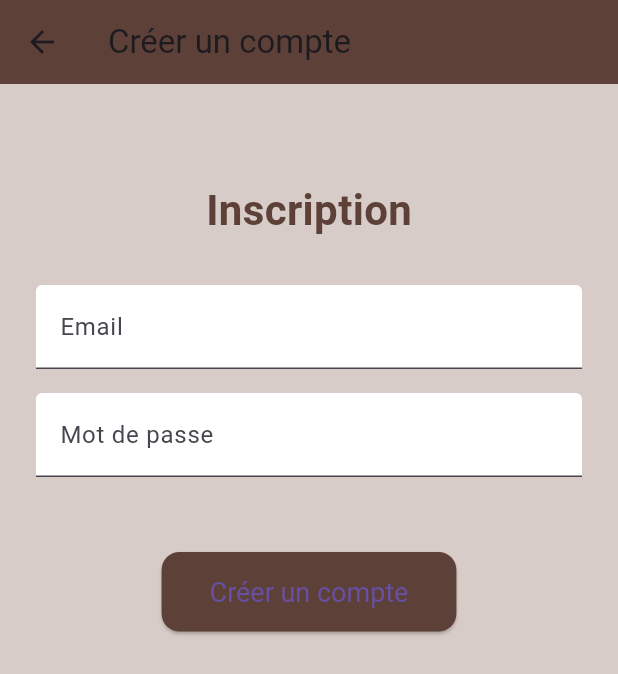
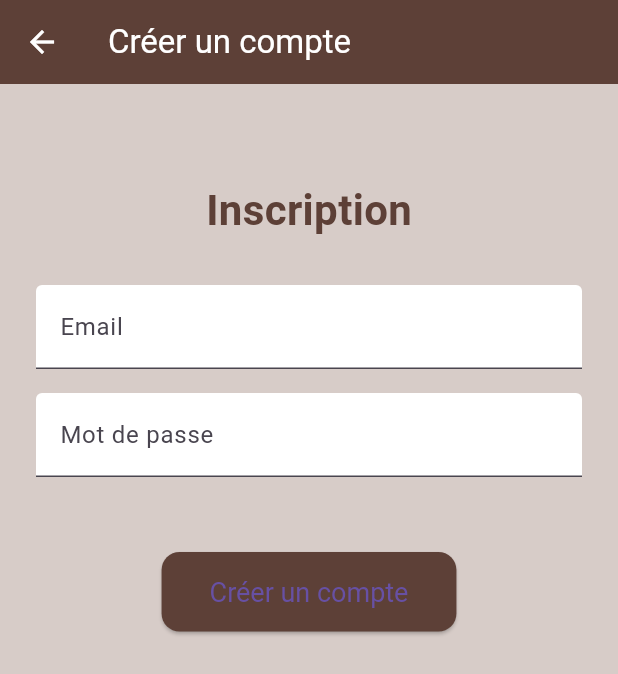
Before and after one commit to Kouasamy/quiz_educatif, a Flutter app: the screen it shows after launch, after a tap on "Créer un compte", on a phone screen of 412 x 824 dp. Shown: the top 674 px of the screen. Run offline on Flutter 3.47's test engine with Material 3 defaults, Android fonts, the phone set to English and light mode, and no system bars; drawn by our look-alikes of flutter_animate; our stand-ins replace sqflite; accounts and stored records are empty.

Commit message:
dernière modification

```diff
--- a/lib/main.dart
+++ b/lib/main.dart
@@ -1,7 +1,8 @@
 import 'package:flutter/material.dart';
+import 'package:quiz_educatif/pages/accueil.dart';
 import 'package:quiz_educatif/pages/connexion.dart';
 import 'package:quiz_educatif/pages/inscription.dart';
-import 'package:quiz_educatif/pages/accueil.dart';
+import 'package:quiz_educatif/pages/splash.dart';
 
 void main() {
   runApp(const MonQuizApp());
@@ -10,15 +11,21 @@ void main() {
 class MonQuizApp extends StatelessWidget {
   const MonQuizApp({super.key});
 
-  // This widget is the root of your application.
   @override
   Widget build(BuildContext context) {
     return MaterialApp(
-      title: 'Quiz Educatif',
+      title: 'Le Quiz Éducatif',
       debugShowCheckedModeBanner: false,
-      theme: ThemeData(primarySwatch: Colors.indigo),
-      initialRoute: '/connexion',
+      theme: ThemeData(
+        scaffoldBackgroundColor: const Color(0xFFD7CCC8),
+        appBarTheme: const AppBarTheme(
+          backgroundColor: Color(0xFF5D4037),
+          foregroundColor: Colors.white,
+        ),
+      ),
+      initialRoute: '/',
       routes: {
+        '/': (context) => const PageSplash(),
         '/connexion': (context) => const PageConnexion(),
         '/inscription': (context) => const PageInscription(),
         '/accueil': (context) => PageAccueil(email: ''),
--- a/lib/pages/splash.dart
+++ b/lib/pages/splash.dart
@@ -20,8 +20,15 @@ class _PageSplashState extends State<PageSplash> {
   @override
   Widget build(BuildContext context) {
     return Scaffold(
-      backgroundColor: const Color(0xFFD7CCC8), // marron clair
-      body: Center(
+      body: Container(
+        decoration: const BoxDecoration(
+          gradient: LinearGradient(
+            colors: [Color(0xFFD7CCC8), Color(0xFFBCAAA4)],
+            begin: Alignment.topLeft,
+            end: Alignment.bottomRight,
+          ),
+        ),
+        child: Center(
           child: Column(
             mainAxisAlignment: MainAxisAlignment.center,
             children: [
@@ -30,14 +37,23 @@ class _PageSplashState extends State<PageSplash> {
                 style: TextStyle(
                   fontSize: 32,
                   fontWeight: FontWeight.bold,
-                color: Color(0xFF5D4037), // marron foncé
+                  color: Color(0xFF5D4037),
+                  shadows: [
+                    Shadow(
+                      blurRadius: 6,
+                      color: Colors.black26,
+                      offset: Offset(2, 2),
                     ),
-            ).animate().fadeIn(duration: 1000.ms).slideY(begin: -0.5),
+                  ],
+                ),
+              ).animate().fadeIn(duration: 1000.ms).slideY(begin: -0.3),
               const SizedBox(height: 40),
               const CircularProgressIndicator(
                 color: Color(0xFF5D4037),
+                strokeWidth: 3,
               ).animate().fadeIn(duration: 1000.ms),
             ],
+          ),
         ),
       ),
     );
```
Also changed, not shown: lib/pages/historiques.dart (+32 -7 lines). Lines whose indentation alone changed are shown as unchanged.
